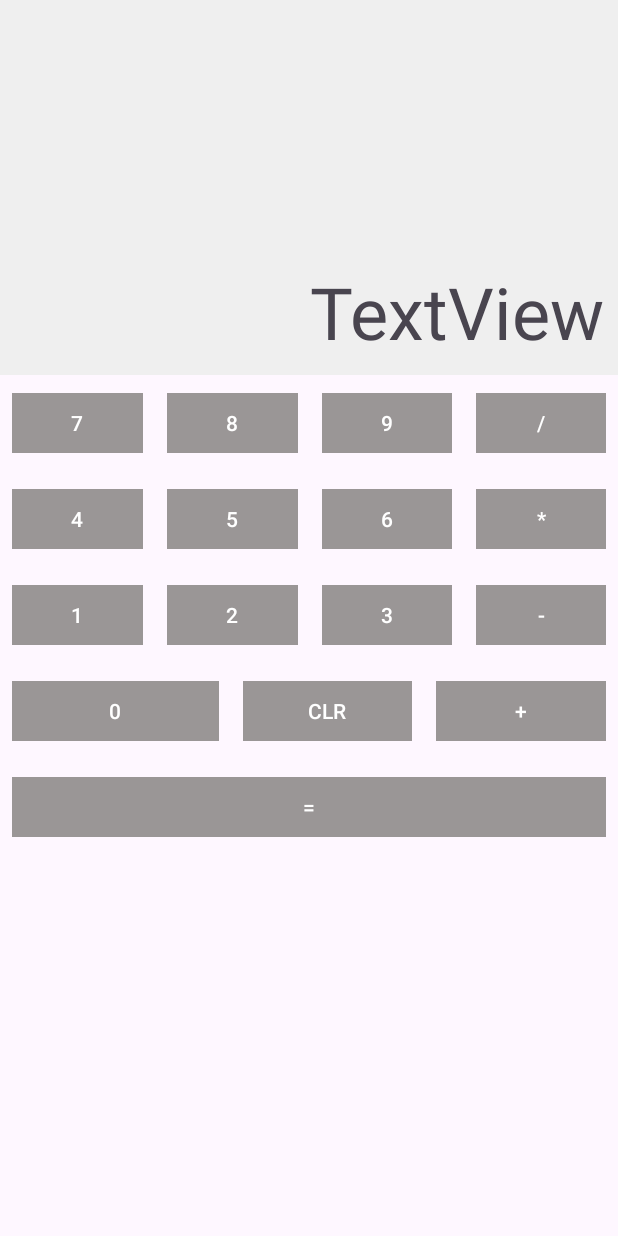
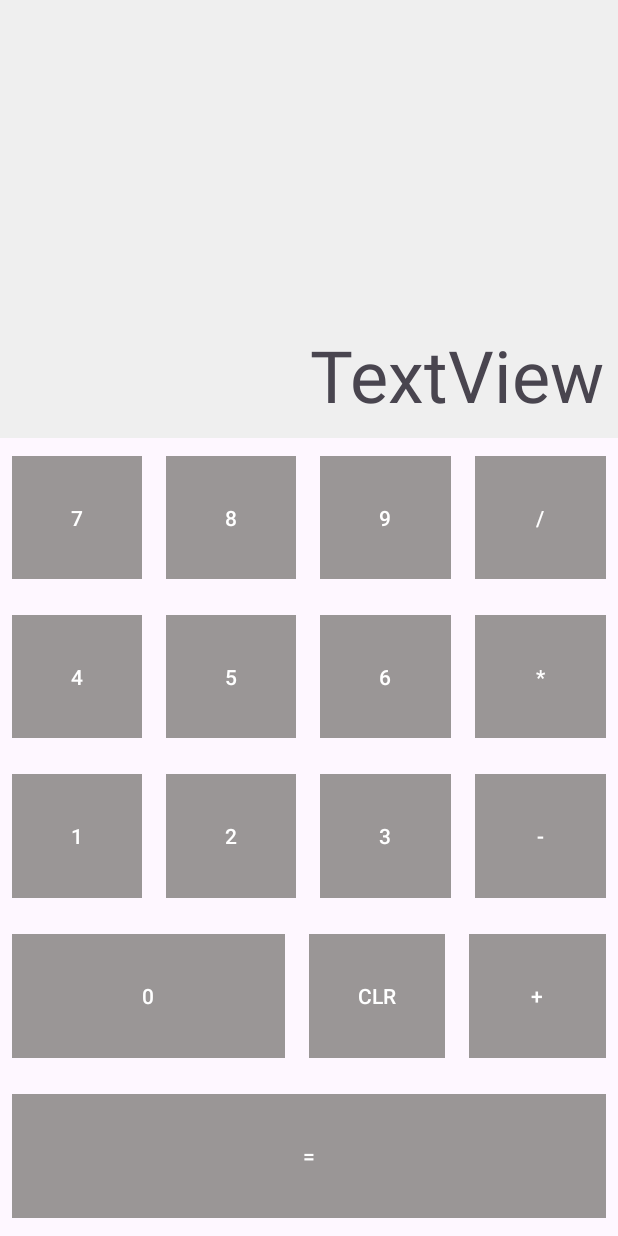
Before and after one commit to Limuwahanelis/CalculatorXMLApp, an Android app: the screen it shows after launch (MainActivity), on a phone screen of 412 x 824 dp. Run offline under Robolectric (Android 15) with nearby library versions, the phone set to English and light mode, and no system bars.

Commit message:
Adjust buttons

```diff
--- a/app/src/main/res/layout/activity_main.xml
+++ b/app/src/main/res/layout/activity_main.xml
@@ -3,7 +3,7 @@
     xmlns:app="http://schemas.android.com/apk/res-auto"
     xmlns:tools="http://schemas.android.com/tools"
     android:layout_width="match_parent"
-    android:layout_height="wrap_content"
+    android:layout_height="match_parent"
     android:orientation="vertical"
     tools:context=".MainActivity">
 
@@ -20,14 +20,14 @@
 
     <LinearLayout
         android:layout_width="match_parent"
-        android:layout_height="match_parent"
+        android:layout_height="wrap_content"
         android:layout_weight="1"
         android:orientation="horizontal">
 
         <Button
             android:id="@+id/button7"
-            android:layout_width="wrap_content"
-            android:layout_height="wrap_content"
+            android:layout_width="0dp"
+            android:layout_height="match_parent"
             android:layout_margin="8dp"
             android:layout_weight="1"
             android:backgroundTint="#9A9696"
@@ -36,8 +36,8 @@
 
         <Button
             android:id="@+id/button8"
-            android:layout_width="wrap_content"
-            android:layout_height="wrap_content"
+            android:layout_width="0dp"
+            android:layout_height="match_parent"
             android:layout_margin="8dp"
             android:layout_weight="1"
             android:backgroundTint="#9A9696"
@@ -46,8 +46,8 @@
 
         <Button
             android:id="@+id/button9"
-            android:layout_width="wrap_content"
-            android:layout_height="wrap_content"
+            android:layout_width="0dp"
+            android:layout_height="match_parent"
             android:layout_margin="8dp"
             android:layout_weight="1"
             android:backgroundTint="#9A9696"
@@ -56,8 +56,8 @@
 
         <Button
             android:id="@+id/buttonDiv"
-            android:layout_width="wrap_content"
-            android:layout_height="wrap_content"
+            android:layout_width="0dp"
+            android:layout_height="match_parent"
             android:layout_margin="8dp"
             android:layout_weight="1"
             android:backgroundTint="#9A9696"
@@ -67,14 +67,14 @@
 
     <LinearLayout
         android:layout_width="match_parent"
-        android:layout_height="match_parent"
+        android:layout_height="wrap_content"
         android:layout_weight="1"
         android:orientation="horizontal">
 
         <Button
             android:id="@+id/button4"
-            android:layout_width="wrap_content"
-            android:layout_height="wrap_content"
+            android:layout_width="0dp"
+            android:layout_height="match_parent"
             android:layout_margin="8dp"
             android:layout_weight="1"
             android:backgroundTint="#9A9696"
@@ -83,8 +83,8 @@
 
         <Button
             android:id="@+id/button5"
-            android:layout_width="wrap_content"
-            android:layout_height="wrap_content"
+            android:layout_width="0dp"
+            android:layout_height="match_parent"
             android:layout_margin="8dp"
             android:layout_weight="1"
             android:backgroundTint="#9A9696"
@@ -93,8 +93,8 @@
 
         <Button
             android:id="@+id/button6"
-            android:layout_width="wrap_content"
-            android:layout_height="wrap_content"
+            android:layout_width="0dp"
+            android:layout_height="match_parent"
             android:layout_margin="8dp"
             android:layout_weight="1"
             android:backgroundTint="#9A9696"
@@ -103,8 +103,8 @@
 
         <Button
             android:id="@+id/buttonMult"
-            android:layout_width="wrap_content"
-            android:layout_height="wrap_content"
+            android:layout_width="0dp"
+            android:layout_height="match_parent"
             android:layout_margin="8dp"
             android:layout_weight="1"
             android:backgroundTint="#9A9696"
@@ -114,14 +114,14 @@
 
     <LinearLayout
         android:layout_width="match_parent"
-        android:layout_height="match_parent"
+        android:layout_height="wrap_content"
         android:layout_weight="1"
         android:orientation="horizontal">
 
         <Button
             android:id="@+id/button1"
-            android:layout_width="wrap_content"
-            android:layout_height="wrap_content"
+            android:layout_width="0dp"
+            android:layout_height="match_parent"
             android:layout_margin="8dp"
             android:layout_weight="1"
             android:backgroundTint="#9A9696"
@@ -130,8 +130,8 @@
 
         <Button
             android:id="@+id/button2"
-            android:layout_width="wrap_content"
-            android:layout_height="wrap_content"
+            android:layout_width="0dp"
+            android:layout_height="match_parent"
             android:layout_margin="8dp"
             android:layout_weight="1"
             android:backgroundTint="#9A9696"
@@ -140,8 +140,8 @@
 
         <Button
             android:id="@+id/button3"
-            android:layout_width="wrap_content"
-            android:layout_height="wrap_content"
+            android:layout_width="0dp"
+            android:layout_height="match_parent"
             android:layout_margin="8dp"
             android:layout_weight="1"
             android:backgroundTint="#9A9696"
@@ -150,8 +150,8 @@
 
         <Button
             android:id="@+id/buttonMin"
-            android:layout_width="wrap_content"
-            android:layout_height="wrap_content"
+            android:layout_width="0dp"
+            android:layout_height="match_parent"
             android:layout_margin="8dp"
             android:layout_weight="1"
             android:backgroundTint="#9A9696"
@@ -161,14 +161,14 @@
 
     <LinearLayout
         android:layout_width="match_parent"
-        android:layout_height="match_parent"
+        android:layout_height="wrap_content"
         android:layout_weight="1"
         android:orientation="horizontal">
 
         <Button
             android:id="@+id/button0"
-            android:layout_width="wrap_content"
-            android:layout_height="wrap_content"
+            android:layout_width="0dp"
+            android:layout_height="match_parent"
             android:layout_margin="8dp"
             android:layout_weight="2"
             android:backgroundTint="#9A9696"
@@ -177,8 +177,8 @@
 
         <Button
             android:id="@+id/buttonCLR"
-            android:layout_width="wrap_content"
-            android:layout_height="wrap_content"
+            android:layout_width="0dp"
+            android:layout_height="match_parent"
             android:layout_margin="8dp"
             android:layout_weight="1"
             android:backgroundTint="#9A9696"
@@ -187,8 +187,8 @@
 
         <Button
             android:id="@+id/buttonADD"
-            android:layout_width="wrap_content"
-            android:layout_height="wrap_content"
+            android:layout_width="0dp"
+            android:layout_height="match_parent"
             android:layout_margin="8dp"
             android:layout_weight="1"
             android:backgroundTint="#9A9696"
@@ -199,14 +199,14 @@
 
     <LinearLayout
         android:layout_width="match_parent"
-        android:layout_height="match_parent"
+        android:layout_height="wrap_content"
         android:layout_weight="1"
         android:orientation="horizontal">
 
         <Button
             android:id="@+id/buttonRES"
-            android:layout_width="wrap_content"
-            android:layout_height="wrap_content"
+            android:layout_width="0dp"
+            android:layout_height="match_parent"
             android:layout_margin="8dp"
             android:layout_weight="2"
             android:backgroundTint="#9A9696"
```
